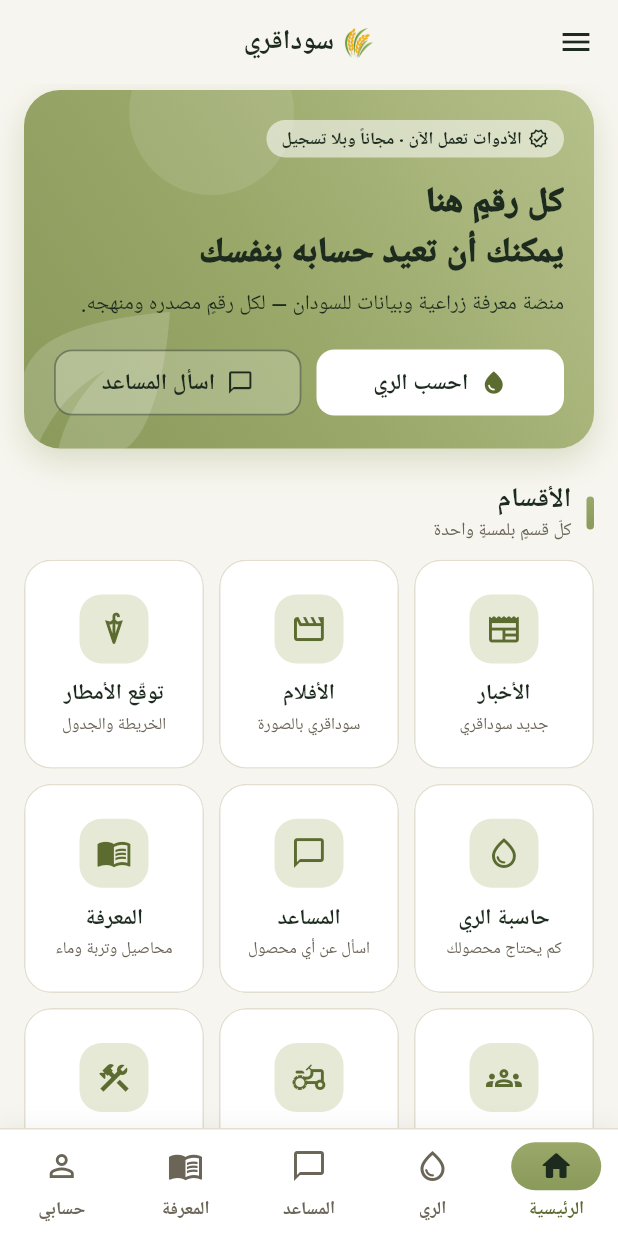
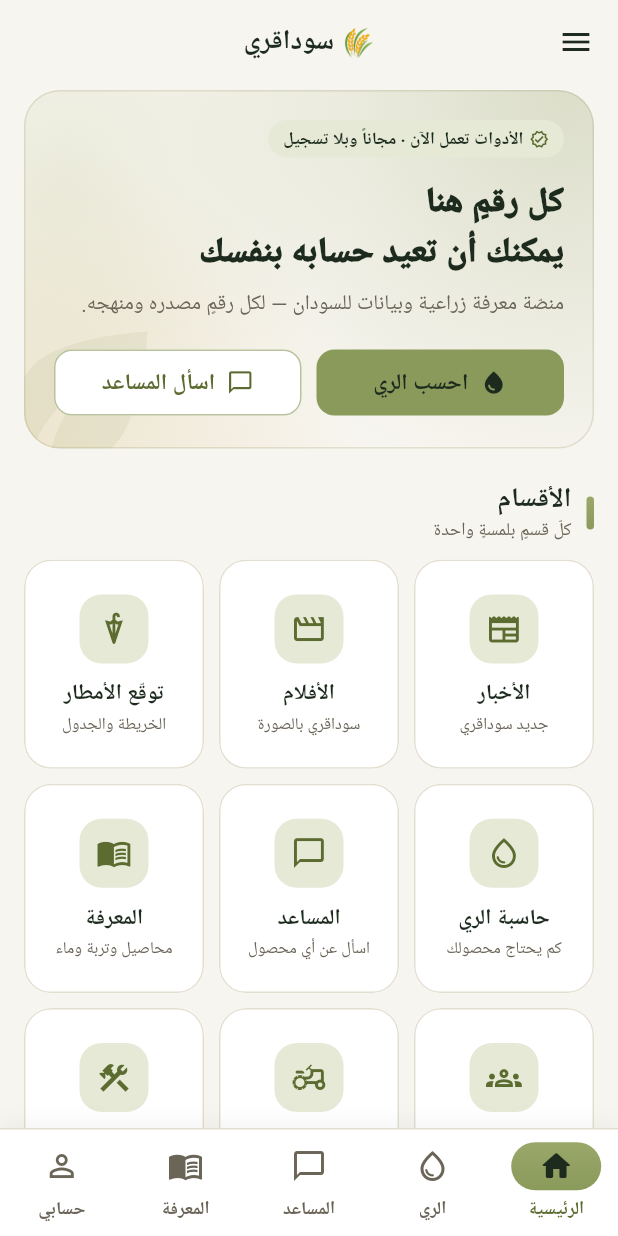
Before and after one commit to mohammed981-tjn/zadam, a Flutter app: the screen it shows after launch, on a phone screen of 412 x 824 dp. Run offline on Flutter 3.47's test engine with Material 3 defaults, Android fonts, the phone set to English and light mode, and no system bars; our stand-ins replace app_links, flutter_map, geolocator, latlong2, shared_preferences, video_player; project files that could hold a hidden picture were left out.

Commit message:
App screens: stronger and calmer, olive on beige (item 202)
Shared hero, chips, section titles, loading/empty/error states (mobile/lib/ui.dart); home as a
beige hero with olive and gold pools and a 3×3 grid of identical tiles; a custom bottom bar with an
olive pill; water, assistant, knowledge, account and the drawer sections restyled. The home screen
no longer throws when the projects list cannot load. shell_test.dart covers the tab bar and that
fallback; the preview script photographs 13 screens and refuses a port already in use.
flutter analyze --fatal-infos clean, 114 tests pass.

Co-Authored-By: Claude Opus 5.5 <noreply@anthropic.com>
Claude-Session: https://claude.ai/code/session_01D2buUsVp45yhCN7wS4JnWr

```diff
--- a/mobile/lib/screens/home_screen.dart
+++ b/mobile/lib/screens/home_screen.dart
@@ -218,33 +218,12 @@ class _Hero extends StatelessWidget {
 
   @override
   Widget build(BuildContext context) {
-    const ink = SudagriColors.primaryForeground;
     return HeroBand(
       child: Column(
         crossAxisAlignment: CrossAxisAlignment.start,
         children: [
-          Container(
-            padding: const EdgeInsets.symmetric(horizontal: 10, vertical: 4),
-            decoration: BoxDecoration(
-              color: Colors.white.withValues(alpha: 0.55),
-              borderRadius: BorderRadius.circular(20),
-            ),
-            child: const Row(
-              mainAxisSize: MainAxisSize.min,
-              children: [
-                Icon(Icons.verified_outlined, size: 14, color: ink),
-                SizedBox(width: 4),
-                Text(
-                  'الأدوات تعمل الآن · مجاناً وبلا تسجيل',
-                  style: TextStyle(
-                    fontSize: 11.5,
-                    fontWeight: FontWeight.w800,
-                    color: ink,
-                  ),
-                ),
-              ],
-            ),
-          ),
+          const TagPill('الأدوات تعمل الآن · مجاناً وبلا تسجيل',
+              icon: Icons.verified_outlined),
           const SizedBox(height: 14),
           // Broken after «هنا» so the two lines balance on a phone.
           const Text(
@@ -253,37 +232,24 @@ class _Hero extends StatelessWidget {
               fontSize: 23,
               fontWeight: FontWeight.w900,
               height: 1.4,
-              color: ink,
             ),
           ),
           const SizedBox(height: 6),
-          const Text(
+          Text(
             'منصّة معرفة زراعية وبيانات للسودان — لكل رقمٍ مصدره ومنهجه.',
-            style: TextStyle(
-              height: 1.7,
-              color: ink,
-              fontWeight: FontWeight.w500,
-            ),
+            style: TextStyle(height: 1.7, color: mutedOn(context)),
           ),
           const SizedBox(height: 16),
+          // The olive fills the one button that matters; the other is outlined.
           Row(
             children: [
               Expanded(
                 child: FilledButton.icon(
                   style: FilledButton.styleFrom(
-                    backgroundColor: Colors.white,
-                    foregroundColor: ink,
-                    padding: const EdgeInsets.symmetric(
-                      vertical: 12,
-                      horizontal: 8,
-                    ),
+                    padding: const EdgeInsets.symmetric(vertical: 12, horizontal: 8),
                   ),
                   onPressed: onWater,
-                  icon: const Icon(
-                    Icons.water_drop,
-                    size: 18,
-                    color: SudagriColors.textGreen,
-                  ),
+                  icon: const Icon(Icons.water_drop, size: 18),
                   label: const Text('احسب الري'),
                 ),
               ),
@@ -291,20 +257,9 @@ class _Hero extends StatelessWidget {
               Expanded(
                 child: OutlinedButton.icon(
                   style: OutlinedButton.styleFrom(
-                    foregroundColor: ink,
-                    backgroundColor: Colors.white.withValues(alpha: 0.22),
-                    side: BorderSide(
-                      color: ink.withValues(alpha: 0.45),
-                      width: 1.2,
-                    ),
-                    padding: const EdgeInsets.symmetric(
-                      vertical: 12,
-                      horizontal: 8,
-                    ),
-                    textStyle: const TextStyle(
-                      fontWeight: FontWeight.w800,
-                      fontSize: 15,
-                    ),
+                    backgroundColor: Theme.of(context).colorScheme.surface,
+                    padding: const EdgeInsets.symmetric(vertical: 12, horizontal: 8),
+                    textStyle: const TextStyle(fontWeight: FontWeight.w800, fontSize: 15),
                   ),
                   onPressed: onAsk,
                   icon: const Icon(Icons.chat_bubble_outline, size: 18),
--- a/mobile/lib/theme.dart
+++ b/mobile/lib/theme.dart
@@ -7,9 +7,11 @@
 ///
 /// The brand (owner, 6 November 2026: «الوان الهوية بيج أخضر فاتح», then
 /// chosen from swatches the same day): a beige ground and a calm OLIVE green
-/// that sits with it. The olive leads — buttons, the selected tab, the hero and
-/// the chips are filled with it, and what sits on it is the dark ink #1C2B1E,
-/// not white (white on #8A9A5B is 3.1:1). Olive that is itself text or a line
+/// that sits with it — «أخضر يميل للبيج، لكن البيج ظاهر». The beige stays the
+/// ground everywhere, the hero included (soft pools of olive and gold over it,
+/// see HeroBand). The olive fills only buttons, the selected tab and other
+/// selected states, and chips; what sits on it is the dark ink #1C2B1E, not
+/// white (white on #8A9A5B is 3.1:1). Cards and tiles stay white. Olive that is itself text or a line
 /// icon on the beige is the deeper #5C6B30. A lighter olive (#B5C08A, #9AA86A)
 /// carries the soft touches: tints and gradients. Gold is the accent. No red
 /// and no orange anywhere (the owner's standing rule): errors and warnings are
@@ -68,15 +70,6 @@ class SudagriColors {
   static const darkAccent = Color(0xFFD4A72C);
   static const darkWarn = Color(0xFFE0B440);
   static const darkWarnTint = Color(0xFF2C2914);
-
-  /// The hero band: the light olive, deepening to the far side, with the dark
-  /// ink on it.
-  static const heroGradient = LinearGradient(
-    begin: AlignmentDirectional.topStart,
-    end: AlignmentDirectional.bottomEnd,
-    colors: [lightOlive, midOlive, primary],
-    stops: [0, 0.55, 1],
-  );
 
   /// The selected tab and other selected pills.
   static const selectedGradient = LinearGradient(
@@ -209,14 +202,14 @@ ThemeData _build({required bool dark}) {
       thumbColor: primary,
       overlayColor: primary.withValues(alpha: 0.16),
     ),
+    // Selected states take the olive fill, with the dark ink on it.
     chipTheme: ChipThemeData(
       backgroundColor: card,
-      selectedColor: tint,
-      checkmarkColor: dark
-          ? SudagriColors.darkForeground
-          : SudagriColors.primaryForeground,
+      selectedColor: primary,
+      checkmarkColor: onPrimary,
       side: BorderSide(color: border),
       labelStyle: TextStyle(color: fg, fontWeight: FontWeight.w600),
+      secondaryLabelStyle: TextStyle(color: onPrimary, fontWeight: FontWeight.w700),
       shape: const StadiumBorder(),
     ),
     expansionTileTheme: ExpansionTileThemeData(
@@ -252,15 +245,13 @@ ThemeData _build({required bool dark}) {
     iconButtonTheme: IconButtonThemeData(
       style: IconButton.styleFrom(foregroundColor: fg),
     ),
-    // The selected segment takes the light-olive tint, with the dark ink.
+    // The selected segment takes the olive fill, with the dark ink.
     segmentedButtonTheme: SegmentedButtonThemeData(
       style: SegmentedButton.styleFrom(
         backgroundColor: card,
         foregroundColor: fg,
-        selectedBackgroundColor: tint,
-        selectedForegroundColor: dark
-            ? SudagriColors.darkForeground
-            : SudagriColors.primaryForeground,
+        selectedBackgroundColor: primary,
+        selectedForegroundColor: onPrimary,
         side: BorderSide(color: border),
         textStyle: const TextStyle(fontWeight: FontWeight.w700),
       ),
--- a/mobile/lib/ui.dart
+++ b/mobile/lib/ui.dart
@@ -13,8 +13,11 @@ import 'package:flutter/material.dart';
 
 import 'theme.dart';
 
-/// The hero band: the light-olive gradient with the dark ink on it, and a faint
-/// leaf in the far corner.
+/// The hero band (owner, 6 November: «أخضر يميل للبيج، لكن البيج ظاهر —
+/// الخلفية القديمة»): the beige ground itself, with soft pools of olive, gold
+/// and light olive washed over it, and the dark type. The beige stays visible;
+/// olive is never a solid block here — it fills only buttons, selected states
+/// and chips.
 class HeroBand extends StatelessWidget {
   const HeroBand({
     super.key,
@@ -25,53 +28,52 @@ class HeroBand extends StatelessWidget {
   final Widget child;
   final EdgeInsetsGeometry padding;
 
+  static Widget _pool(AlignmentGeometry at, Color colour, double alpha, double radius) =>
+      Positioned.fill(
+        child: DecoratedBox(
+          decoration: BoxDecoration(
+            gradient: RadialGradient(
+              center: at,
+              radius: radius,
+              colors: [colour.withValues(alpha: alpha), colour.withValues(alpha: 0)],
+            ),
+          ),
+        ),
+      );
+
   @override
   Widget build(BuildContext context) {
+    final scheme = Theme.of(context).colorScheme;
+    final dark = Theme.of(context).brightness == Brightness.dark;
+    final ground = dark ? SudagriColors.darkCard : SudagriColors.background;
     return DecoratedBox(
       decoration: BoxDecoration(
-        gradient: SudagriColors.heroGradient,
+        color: ground,
         borderRadius: BorderRadius.circular(24),
-        boxShadow: [
-          BoxShadow(
-            color: SudagriColors.primary.withValues(alpha: 0.28),
-            blurRadius: 18,
-            offset: const Offset(0, 8),
-          ),
-        ],
+        border: Border.all(color: scheme.outline),
       ),
       child: ClipRRect(
         borderRadius: BorderRadius.circular(24),
         child: Stack(
           children: [
+            _pool(const AlignmentDirectional(-0.9, -1.0), SudagriColors.primary, 0.25, 1.1),
+            _pool(const AlignmentDirectional(0.85, -0.55), SudagriColors.lightOlive, 0.18, 0.8),
+            _pool(const AlignmentDirectional(0.95, 1.1), SudagriColors.accent, 0.14, 0.9),
             PositionedDirectional(
-              end: -28,
-              bottom: -34,
+              end: -26,
+              bottom: -30,
               child: Icon(
                 Icons.eco,
-                size: 150,
-                color: Colors.white.withValues(alpha: 0.16),
-              ),
-            ),
-            PositionedDirectional(
-              end: 70,
-              top: -40,
-              child: Container(
-                width: 110,
-                height: 110,
-                decoration: BoxDecoration(
-                  shape: BoxShape.circle,
-                  color: Colors.white.withValues(alpha: 0.10),
-                ),
+                size: 130,
+                color: SudagriColors.primary.withValues(alpha: 0.10),
               ),
             ),
             Padding(
               padding: padding,
               child: DefaultTextStyle.merge(
-                style: const TextStyle(color: SudagriColors.primaryForeground),
+                style: TextStyle(color: scheme.onSurface),
                 child: IconTheme.merge(
-                  data: const IconThemeData(
-                    color: SudagriColors.primaryForeground,
-                  ),
+                  data: IconThemeData(color: textGreenOn(context)),
                   child: child,
                 ),
               ),
@@ -412,12 +414,16 @@ class TagPill extends StatelessWidget {
             ),
             const SizedBox(width: 4),
           ],
-          Text(
-            text,
-            style: TextStyle(
-              color: fg,
-              fontSize: 11.5,
-              fontWeight: FontWeight.w700,
+          // A narrow phone or a large text size wraps the label rather than
+          // pushing it past the pill.
+          Flexible(
+            child: Text(
+              text,
+              style: TextStyle(
+                color: fg,
+                fontSize: 11.5,
+                fontWeight: FontWeight.w700,
+              ),
             ),
           ),
         ],
```
Also changed, not shown: mobile/lib/screens/account_screen.dart (+2 -30 lines), mobile/lib/screens/water_screen.dart (+8 -7 lines), 3 other files.
